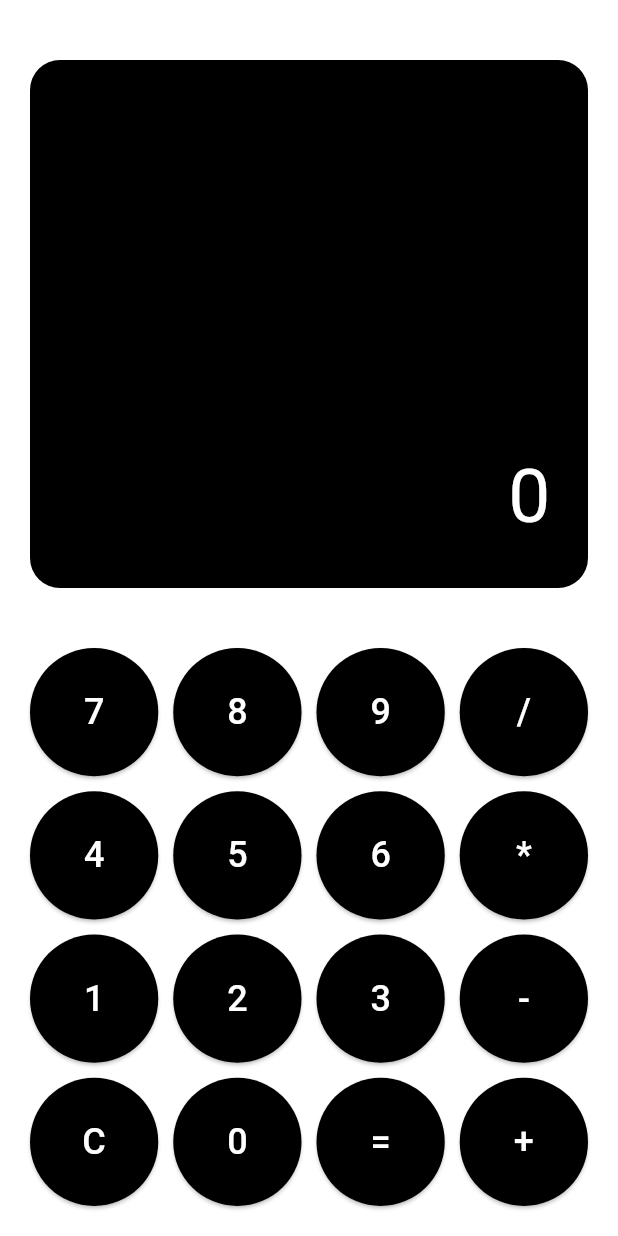
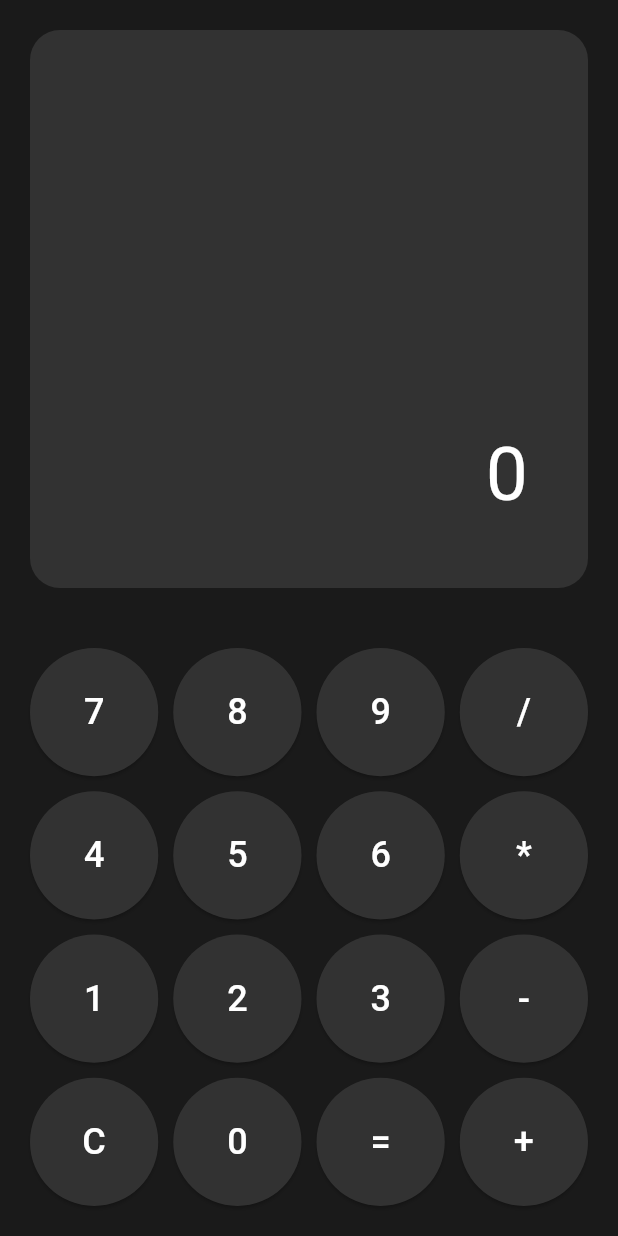
Before and after one commit to abisri99/flutter-calc, a Flutter app: the screen it shows after launch, on a phone screen of 412 x 824 dp. Run offline on Flutter 3.47's test engine with Material 3 defaults, Android fonts, the phone set to English and light mode, and no system bars; drawn by our look-alikes of dynamic_color.

Commit message:
Revert "feat(dynamic colors): implementing dynamic colors with the dynamic_colors pkg"
This reverts commit b12febaa0d9353620a27c8c87f29746cd4a4f672.

```diff
--- a/lib/main.dart
+++ b/lib/main.dart
@@ -1,5 +1,4 @@
 import "package:calc/views/calculator_screen.dart";
-import "package:dynamic_color/dynamic_color.dart";
 import "package:flutter/material.dart";
 
 void main() {
@@ -11,19 +10,9 @@ class MyApp extends StatelessWidget {
 
   @override
   Widget build(BuildContext context) {
-    return DynamicColorBuilder(
-      builder: (lightDyamic, darkDynamic) {
-        return MaterialApp(
-          debugShowCheckedModeBanner: false,
-          theme: ThemeData(
-            colorScheme: lightDyamic ?? ColorScheme.light(),
-          ),
-          darkTheme: ThemeData(
-            colorScheme: darkDynamic ?? ColorScheme.dark(),
-          ),
-          home: Home(),
-        );
-      },
+    return MaterialApp(
+      debugShowCheckedModeBanner: false,
+      home: Home(),
     );
   }
 }
--- a/lib/views/calculator_screen.dart
+++ b/lib/views/calculator_screen.dart
@@ -1,6 +1,5 @@
 import 'package:calc/widgets/custom_button.dart';
 import 'package:flutter/material.dart';
-import 'package:dynamic_color/dynamic_color.dart';
 
 class Home extends StatefulWidget {
   Home({Key? key}) : super(key: key);
@@ -10,6 +9,9 @@ class Home extends StatefulWidget {
 }
 
 class _HomeState extends State<Home> {
+  Color bg = Color(0xff1a1a1a);
+  Color accent = Color(0xff323232);
+
   // List of button labels for the calculator
   List<String> buttonLabels = [
     '7',
@@ -36,9 +38,6 @@ class _HomeState extends State<Home> {
 
   @override
   Widget build(BuildContext context) {
-    final ColorScheme = Theme.of(context).colorScheme;
-    final Color bg = ColorScheme.surface;
-    final Color accent = ColorScheme.onSecondary;
     return Scaffold(
       backgroundColor: bg,
       body: Column(
@@ -46,8 +45,8 @@ class _HomeState extends State<Home> {
           // Expanded widget to make the container take up remaining space
           Expanded(
             child: Container(
-              margin: EdgeInsets.only(top: 40, right: 20, left: 20, bottom: 20),
-              padding: EdgeInsets.all(25),
+              margin: EdgeInsets.all(20),
+              padding: EdgeInsets.all(40),
               decoration: BoxDecoration(
                 color: accent,
                 borderRadius: BorderRadius.circular(20),
@@ -65,7 +64,7 @@ class _HomeState extends State<Home> {
           ),
           // Align widget to position the button grid at the bottom
           Align(
-            alignment: Alignment.bottomRight,
+            alignment: Alignment.bottomCenter,
             child: Container(
               padding: EdgeInsets.all(20),
               child: GridView.builder(
--- a/pubspec.yaml
+++ b/pubspec.yaml
@@ -1,5 +1,5 @@
 name: calc
-description: "an intuitive calculator implementation"
+description: "A new Flutter project."
 # The following line prevents the package from being accidentally published to
 # pub.dev using `flutter pub publish`. This is preferred for private packages.
 publish_to: 'none' # Remove this line if you wish to publish to pub.dev
@@ -35,7 +35,6 @@ dependencies:
   # The following adds the Cupertino Icons font to your application.
   # Use with the CupertinoIcons class for iOS style icons.
   cupertino_icons: ^1.0.6
-  dynamic_color: ^1.7.0
 
 dev_dependencies:
   flutter_test:
```
Also changed, not shown: pubspec.lock, 5 other files.
